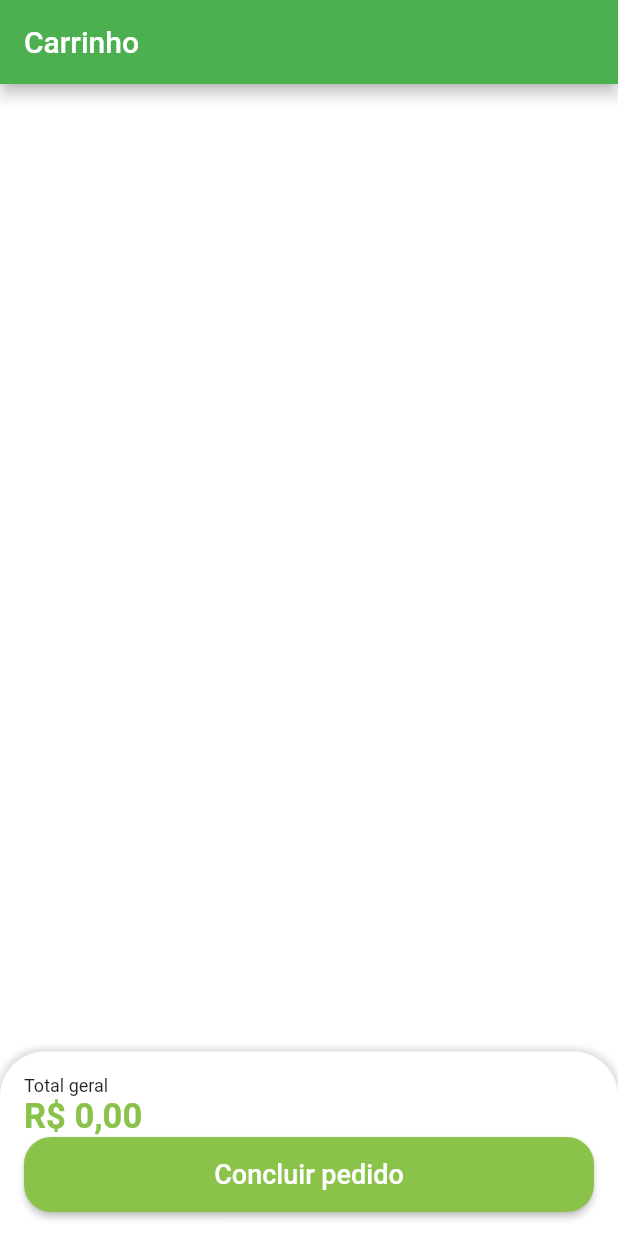
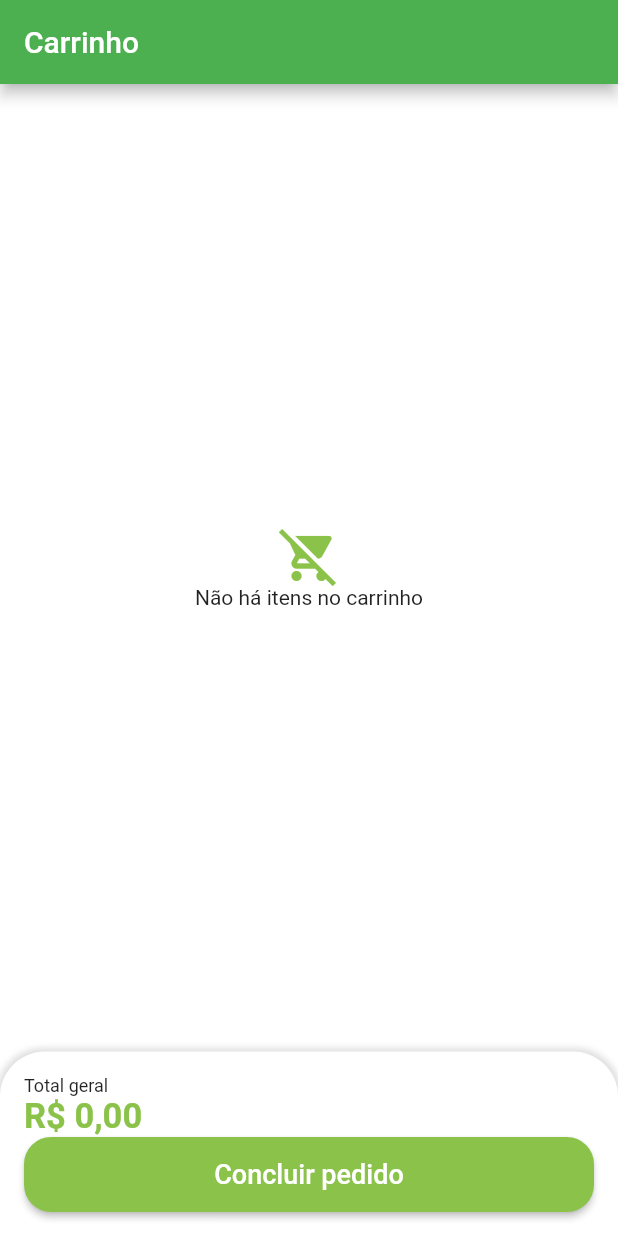
Before and after one commit to andreylara/Flutter, a Flutter app: the CarTab screen opened directly, on a phone screen of 412 x 824 dp. Run offline on Flutter 3.47's test engine with Material 2 defaults, Android fonts, the phone set to English and light mode, and no system bars; our stand-ins replace animated_text_kit, badges, dio, flutter_secure_storage, fluttertoast, freezed_annotation and 4 more; accounts and stored records are empty; generated files the repository leaves out were written again.

Commit message:
Adição de itens e acesso ao carrinho pela home

```diff
--- a/mygreengrocer/lib/src/pages/cart/view/cart_tab.dart
+++ b/mygreengrocer/lib/src/pages/cart/view/cart_tab.dart
@@ -38,6 +38,20 @@ class _CarTabState extends State<CarTab> {
           Expanded(
             child: GetBuilder<CartController>(
               builder: (controller) {
+                if (controller.cartItems.isEmpty) {
+                  return Column(
+                    mainAxisAlignment: MainAxisAlignment.center,
+                    children: [
+                      Icon(
+                        Icons.remove_shopping_cart,
+                        size: 40,
+                        color: CustomColors.customSwatchColor,
+                      ),
+                      const Text('Não há itens no carrinho'),
+                    ],
+                  );
+                }
+
                 return ListView.builder(
                   itemCount: controller.cartItems.length,
                   itemBuilder: (_, index) {
--- a/mygreengrocer/lib/src/pages/home/view/components/item_tile.dart
+++ b/mygreengrocer/lib/src/pages/home/view/components/item_tile.dart
@@ -2,6 +2,7 @@ import 'package:flutter/material.dart';
 import 'package:get/get.dart';
 import 'package:mygreengrocer/src/config/custom_colors.dart';
 import 'package:mygreengrocer/src/models/item_model.dart';
+import 'package:mygreengrocer/src/pages/cart/controller/cart_controller.dart';
 import 'package:mygreengrocer/src/pages_routes/app_pages.dart';
 import 'package:mygreengrocer/src/services/utils_services.dart';
 
@@ -19,6 +20,7 @@ class ItemTile extends StatefulWidget {
 
 class _ItemTileState extends State<ItemTile> {
   final UtilsServices utilsServices = UtilsServices();
+  final cartController = Get.find<CartController>();
 
   IconData tileIcon = Icons.add_shopping_cart_outlined;
 
@@ -105,6 +107,8 @@ class _ItemTileState extends State<ItemTile> {
               child: InkWell(
                 onTap: () {
                   switchIcon();
+
+                  cartController.addItemToCart(item: widget.item);
                 },
                 child: Ink(
                   height: 40,
```
Also changed, not shown: mygreengrocer/lib/src/pages/home/home_tab.dart (+16 -7 lines).
